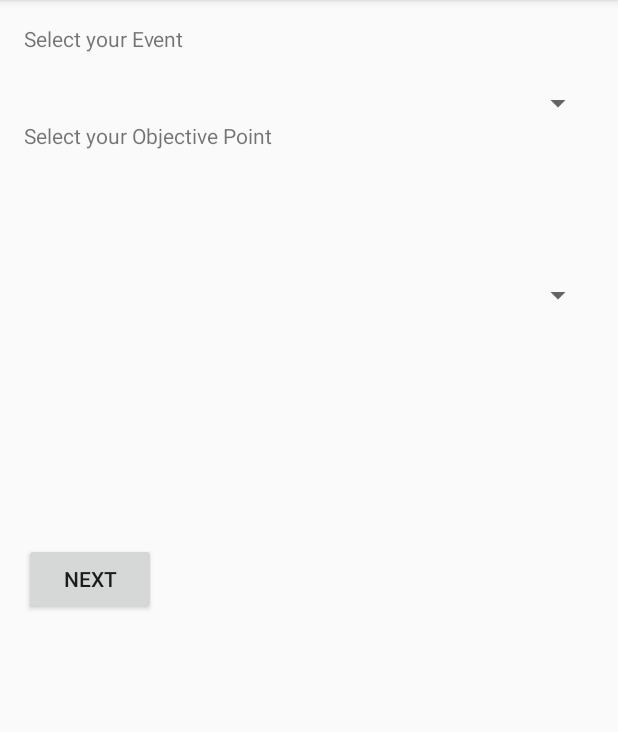
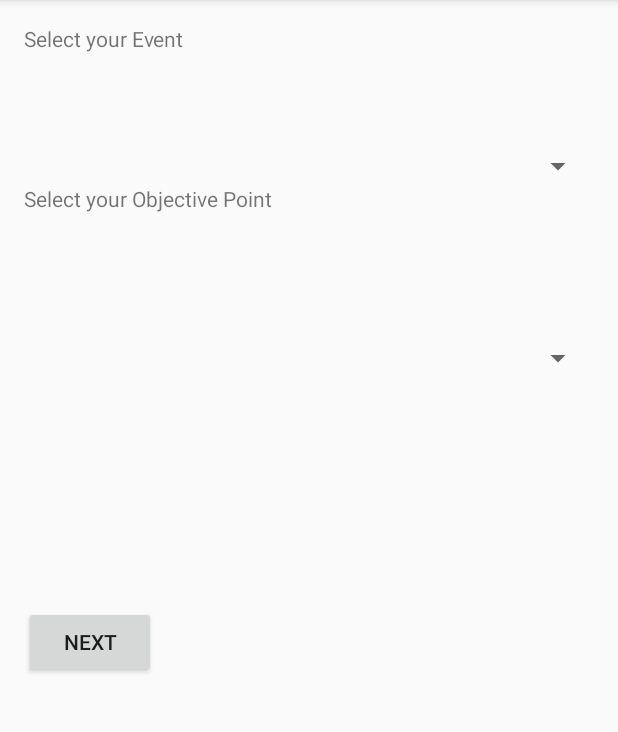
Before and after one commit to kinna884/BlackEye, an Android app: the PairHintsToObjectiveActivity screen opened directly, with no data from a screen before it, on a phone screen of 412 x 824 dp, the part 84-816 px from its top. Run offline under Robolectric (Android 15) with nearby library versions, the phone set to English and light mode, and no system bars; our stand-ins replace Firebase (no records; nobody signed in at launch, a user with empty details on screens opened directly).

Commit message:
Still working on pairing objectives with Events

```diff
--- a/app/src/main/java/com/nonvoid/blackeye/Phase1/EventStuff/PairHintsToObjectiveActivity.java
+++ b/app/src/main/java/com/nonvoid/blackeye/Phase1/EventStuff/PairHintsToObjectiveActivity.java
@@ -1,11 +1,13 @@
 package com.nonvoid.blackeye.Phase1.EventStuff;
 
 import android.content.Intent;
+import android.support.v4.widget.SimpleCursorAdapter;
 import android.support.v7.app.AppCompatActivity;
 import android.os.Bundle;
 import android.util.Log;
 import android.view.View;
 import android.widget.ArrayAdapter;
+import android.widget.Spinner;
 
 import com.google.firebase.database.DataSnapshot;
 import com.google.firebase.database.DatabaseError;
@@ -33,10 +35,13 @@ public class PairHintsToObjectiveActivity extends AppCompatActivity {
         Log.d(LogTags.MAIN, database.child("Events").toString());
        // ArrayAdapter<CharSequence> adapter = ArrayAdapter.createFromResource(this, )
         eventList = new ArrayList();
+        Spinner eventSpinner = (Spinner) findViewById(R.id.eventSpinner);
+
+
 
 
     }
-    private void getEventsFromDB() {
+    private void getEventsFromDB(ArrayList<Event> eventList) {
         DatabaseReference AuthDb = FirebaseDatabase.getInstance().getReference().child("Events");
         Query receivedEvents = AuthDb;
         receivedEvents.addValueEventListener(new ValueEventListener(){
@@ -44,7 +49,7 @@ public class PairHintsToObjectiveActivity extends AppCompatActivity {
             public void onDataChange(DataSnapshot dataSnapshot) {
                 for (DataSnapshot eventSnapshot:  dataSnapshot.getChildren()) {
                     Event event = eventSnapshot.getValue(Event.class);
-                    eventList.add(event);
+                    PairHintsToObjectiveActivity.this.eventList.add(event);
                     Log.d(LogTags.MAIN, "Name of the Event: " + event.name);
                 }
             }
@@ -57,11 +62,14 @@ public class PairHintsToObjectiveActivity extends AppCompatActivity {
     }
 
 
-   /* public void onClick(View view)
+
+
+   public void onClick(View view)
     {
-        Intent
+
+
     }
-*/
+
 
 
 }
--- a/app/src/main/java/com/nonvoid/blackeye/Phase1/MainActivity.java
+++ b/app/src/main/java/com/nonvoid/blackeye/Phase1/MainActivity.java
@@ -15,10 +15,12 @@ import com.google.android.gms.tasks.Task;
 import com.google.firebase.auth.FirebaseAuth;
 import com.google.firebase.auth.FirebaseUser;
 import com.nonvoid.blackeye.Phase1.AppStuff.SplashScreen;
+import com.nonvoid.blackeye.Phase1.EventStuff.AddEventActivity;
 import com.nonvoid.blackeye.Phase1.EventStuff.CreateHintActivity;
 import com.nonvoid.blackeye.Phase1.EventStuff.EventListActivity;
 import com.nonvoid.blackeye.Phase1.EventStuff.HintListActivity;
 import com.nonvoid.blackeye.Phase1.EventStuff.LocationsToDiscoverActivity;
+import com.nonvoid.blackeye.Phase1.EventStuff.PairHintsToObjectiveActivity;
 import com.nonvoid.blackeye.R;
 
 public class MainActivity extends AppCompatActivity {
@@ -63,6 +65,10 @@ public class MainActivity extends AppCompatActivity {
                 Intent i2 = new Intent(this, LocationsToDiscoverActivity.class);
                 startActivity(i2);
                 break;
+            case R.id.createEventButton:
+                Intent i4 = new Intent(this, PairHintsToObjectiveActivity.class);
+                startActivity(i4);
+                break;
             case R.id.logout_button:
                 Log.d("quest", "Logout pressed");
                 AuthUI.getInstance()
--- a/app/src/main/res/layout/activity_pair_hints_to_objective.xml
+++ b/app/src/main/res/layout/activity_pair_hints_to_objective.xml
@@ -21,11 +21,15 @@
         android:layout_alignParentStart="true"/>
 
     <Spinner
+
         android:layout_width="match_parent"
         android:layout_height="wrap_content"
-        android:id="@+id/choose_event_spinner"
-        android:layout_marginTop="21dp"
-        android:layout_below="@+id/choose_objective_point"></Spinner>
+        android:id="@+id/eventSpinner"
+        android:layout_marginTop="63dp"
+        android:prompt="@string/country_prompt"
+        android:layout_below="@+id/textView10">
+    </Spinner>
+
 
     <TextView
         android:text="Select your Objective Point"
@@ -36,6 +40,7 @@
         android:layout_marginBottom="21dp" />
 
     <Spinner
+
         android:layout_width="match_parent"
         android:layout_height="wrap_content"
         android:id="@+id/choose_objective_point_spinner"
--- a/app/src/main/res/values/strings.xml
+++ b/app/src/main/res/values/strings.xml
@@ -26,4 +26,7 @@
     <string name="title_activity_event_list">EventListActivity</string>
     <string name="date_picker_title">Select Date</string>
 
+    <string name="event_prompt">Choose the Event</string>
+
+
 </resources>
```
Also changed, not shown: app/src/main/res/layout/activity_main.xml (+10 -0 lines), 1 other file.
